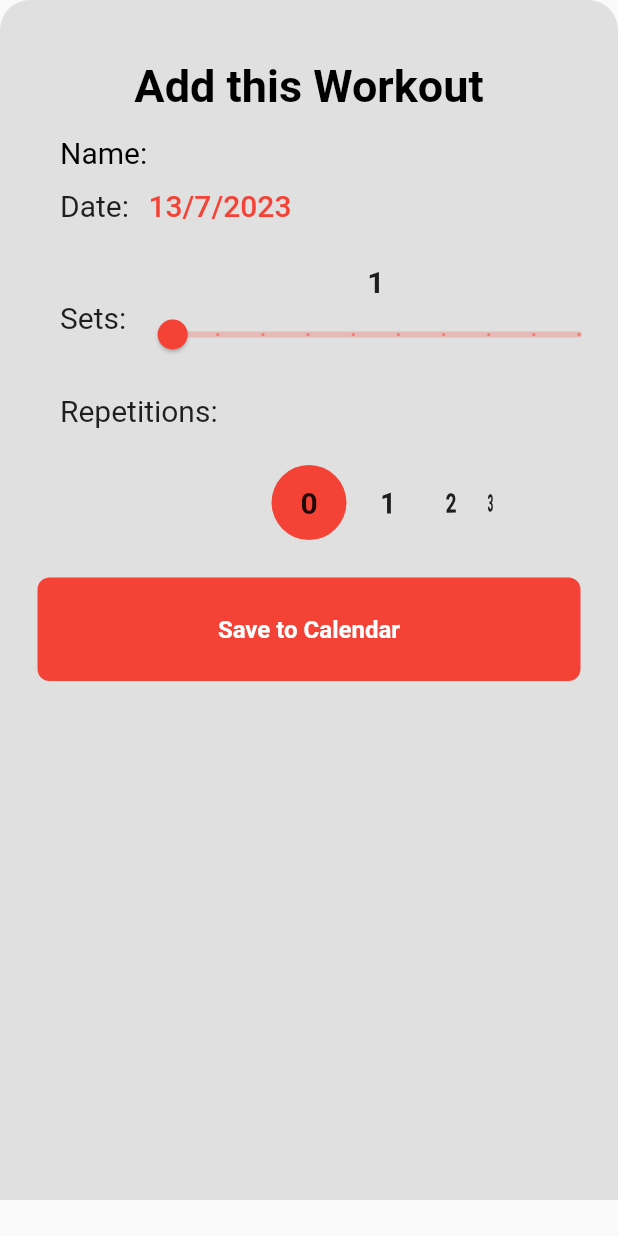
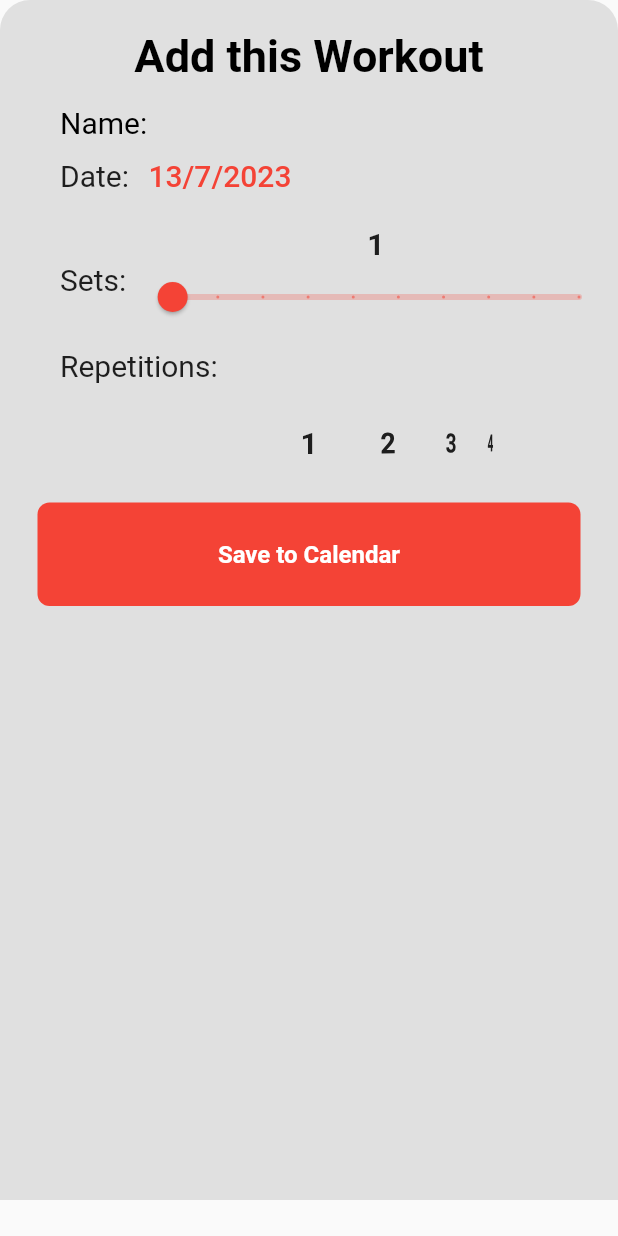
Before and after one commit to shannon-jx/WeGoJim, a Flutter app: the MyBottomSheet widget shown alone on an empty page, opened directly with empty values, on a phone screen of 412 x 824 dp. Run offline on Flutter 3.47's test engine with Material 2 defaults, Android fonts, the phone set to English and light mode, and no system bars; our stand-ins replace cloud_firestore, firebase_auth, firebase_core, google_sign_in, image_cropper, image_picker and 1 more; accounts and stored records are empty; network calls fail.

Commit message:
Add files via upload

```diff
--- a/lib/components/edit_workout_dialog.dart
+++ b/lib/components/edit_workout_dialog.dart
@@ -8,7 +8,6 @@ import 'package:wegojim/components/my_button.dart';
 import 'package:wegojim/components/saved_workout.dart';
 
 // ignore: must_be_immutable
-
 class EditWorkoutDialog extends StatefulWidget {
   final SavedWorkout sWorkout;
   DateTime setDate;
--- a/lib/components/my_bottom_sheet.dart
+++ b/lib/components/my_bottom_sheet.dart
@@ -34,7 +34,7 @@ class _MyBottomSheetState extends State<MyBottomSheet> {
       ),
       child: Column(
         children: [
-          const SizedBox(height: 40.0),
+          const SizedBox(height: 20.0),
 
           const Text(
             'Add this Workout',
@@ -87,12 +87,11 @@ class _MyBottomSheetState extends State<MyBottomSheet> {
                     ],
                   ),
 
-                  const SizedBox(height: 15.0,),
+                  const SizedBox(height: 10.0,),
 
                   Row(
                     children: [
                       const Text('Sets: ', style: TextStyle(fontSize: 20.0)),
-
                       Expanded(
                         child: Column(
                           children: [
@@ -115,7 +114,7 @@ class _MyBottomSheetState extends State<MyBottomSheet> {
                     ],
                   ),
 
-                  const SizedBox(height: 15.0,),
+                  const SizedBox(height: 10.0,),
 
                   const Align(
                       alignment: Alignment.centerLeft,
@@ -126,7 +125,7 @@ class _MyBottomSheetState extends State<MyBottomSheet> {
                     padding: const EdgeInsets.only(right: 40.0),
                     child: Container(
                       width: 450.0,
-                      height: 100.0,
+                      height: 80.0,
                       child: RotatedBox(
                         quarterTurns: -1,
                         child: Center(
@@ -142,22 +141,22 @@ class _MyBottomSheetState extends State<MyBottomSheet> {
                               });
                             },
                             children: List.generate(
-                              31,
+                              30,
                               (index) => RotatedBox(
                                 quarterTurns: 1,
                                 child: AnimatedContainer(
                                     duration: const Duration(milliseconds: 400),
-                                    width: index == selectedIndex ? 60 : 50,
-                                    height: index == selectedIndex ? 60 : 50,
+                                    width: index + 1 == selectedIndex ? 60 : 50,
+                                    height: index + 1 == selectedIndex ? 60 : 50,
                                     alignment: Alignment.center,
                                     decoration: BoxDecoration(
-                                      color: index == selectedIndex
+                                      color: index + 1 == selectedIndex
                                           ? Colors.red
                                           : Colors.grey.shade300,
                                       shape: BoxShape.circle,
                                     ),
                                     child: Text(
-                                      '$index',
+                                      '${index + 1}',
                                       style: const TextStyle(
                                           fontSize: 20.0,
                                           fontWeight: FontWeight.bold),
--- a/lib/components/workout_tile.dart
+++ b/lib/components/workout_tile.dart
@@ -14,7 +14,6 @@ class WorkoutTile extends StatefulWidget {
 }
 
 class _WorkoutTileState extends State<WorkoutTile> {
-
   @override
   Widget build(BuildContext context) {
     return GestureDetector(
```
Also changed, not shown: lib/components/select_pfp_sheet.dart (added, +65 -0 lines), lib/components/select_photo.dart (added, +53 -0 lines).
